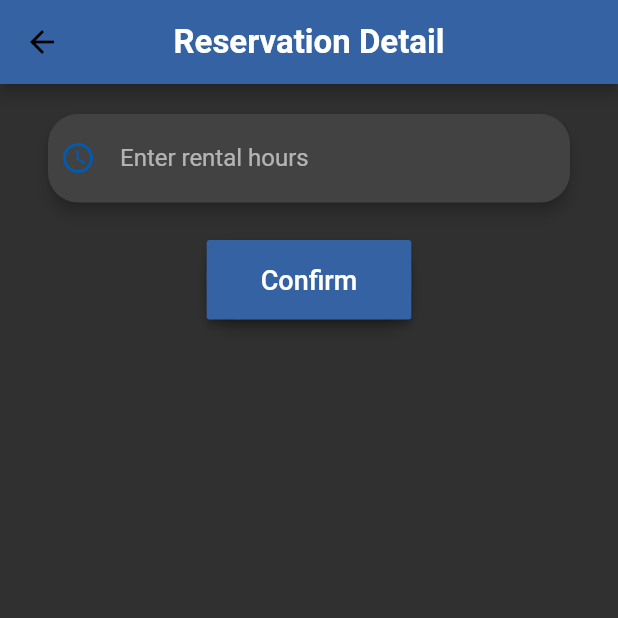
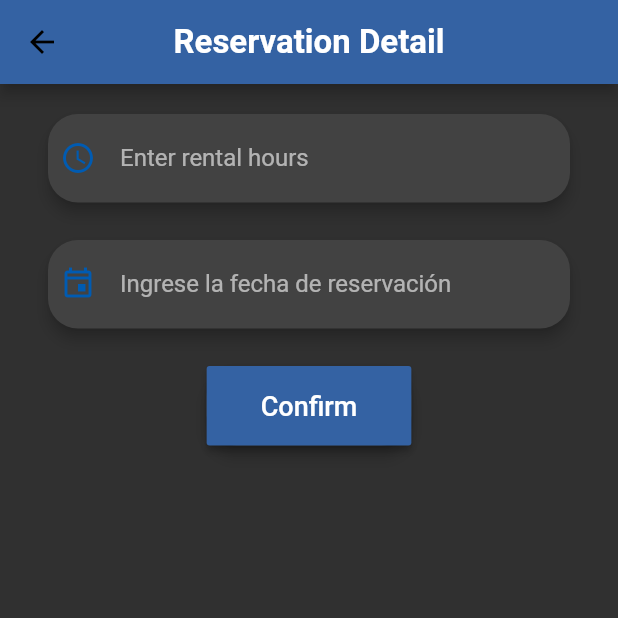
Before and after one commit to rvpichucho/ECUAVENTURE, a Flutter app: the DetailsReservationPage screen opened directly, on a phone screen of 412 x 824 dp, the top half of it. Run offline on Flutter 3.47's test engine with Material 2 defaults, Android fonts, the phone set to English and light mode, and no system bars; our stand-ins replace cloud_firestore, firebase_core, flutter_screenutil, image_picker, shared_preferences; missing offline and left inert: cloudinary_public; accounts and stored records are empty; generated files the repository leaves out were written again.

Commit message:
reservacion fecha

```diff
--- a/lib/src/models/reservation_model.dart
+++ b/lib/src/models/reservation_model.dart
@@ -14,21 +14,25 @@ class Reservation {
     this.idreservation,
     this.hour,
     this.total,
+    this.fecha,
   });
 
   String? idreservation;
   String? hour;
   String? total;
+  String? fecha;
 
   factory Reservation.fromJson(Map<String, dynamic> json) => Reservation(
         idreservation: json["idreservation"],
         hour: json["hour"],
         total: json["total"],
+        fecha: json["fecha"],
       );
 
   Map<String, dynamic> toJson() => {
         "idreservation": idreservation,
         "hour": hour,
         "total": total,
+        "fecha": fecha,
       };
 }
--- a/lib/src/widgets/Card/sincronizacion_prueba.dart
+++ b/lib/src/widgets/Card/sincronizacion_prueba.dart
@@ -24,7 +24,7 @@ class _MantenimientosFirebaseListState
         if (snapshot.hasError) {
           return const Center(
             child:
-                SizedBox(child: Text('Error al consultar los mantenimientos.')),
+                SizedBox(child: Text('Error al consultar los reservaciones.')),
           );
         }
 
--- a/lib/src/widgets/reservacion_widget.dart
+++ b/lib/src/widgets/reservacion_widget.dart
@@ -1,4 +1,5 @@
 import 'package:cloud_firestore/cloud_firestore.dart';
+import 'package:ecuaventure/src/models/reservation_model.dart';
 import 'package:ecuaventure/src/pages/reservation_page.dart';
 import 'package:flutter/material.dart';
 import 'package:ecuaventure/src/utils/colors_constants.dart' as color_const;
@@ -16,6 +17,7 @@ class _ReservacionWidgetState extends State<ReservacionWidget> {
       FirebaseFirestore.instance.collection('reservations');
 
   final hour = TextEditingController();
+  final date = TextEditingController();
   @override
   void dispose() {
     // Limpia el controlador cuando el Widget se descarte
@@ -54,6 +56,30 @@ class _ReservacionWidgetState extends State<ReservacionWidget> {
               ),
             ),
             const SizedBox(height: 25.0),
+            Card(
+              shape: const RoundedRectangleBorder(
+                  borderRadius: BorderRadius.all(Radius.circular(20.0))),
+              margin: const EdgeInsets.only(left: 12, right: 12),
+              elevation: 4,
+              child: Column(
+                children: [
+                  Padding(
+                    padding: const EdgeInsets.only(left: 8),
+                    child: TextFormField(
+                      keyboardType: TextInputType.datetime,
+                      decoration: InputDecoration(
+                        border: InputBorder.none,
+                        icon: Icon(Icons.insert_invitation_outlined,
+                            color: Theme.of(context).primaryColorDark),
+                        labelText: 'Ingrese la fecha de reservación',
+                      ),
+                      controller: date,
+                    ),
+                  ),
+                ],
+              ),
+            ),
+            const SizedBox(height: 25.0),
             Container(
               alignment: AlignmentDirectional.center,
               child: Card(
@@ -72,8 +98,9 @@ class _ReservacionWidgetState extends State<ReservacionWidget> {
                     ),
                   ),
                   onPressed: () {
-                    _confirmar(context, hour.text);
+                    _confirmar(context, hour.text, date.text);
                     hour.clear();
+                    date.clear();
                   },
                 ),
               ),
@@ -84,13 +111,17 @@ class _ReservacionWidgetState extends State<ReservacionWidget> {
     );
   }
 
-  _confirmar(BuildContext context, String hora) {
+  _confirmar(BuildContext context, String hora, String fecha) {
     var num = int.parse(hora) * 3;
     String num1 = num.toString();
     Widget okButton = TextButton(
       child: const Text("Guardar"),
       onPressed: () {
-        derailsReservation.add({'hour': hora, 'total': num1});
+        derailsReservation.add({
+          'hour': hora,
+          'total': num1,
+          'fecha': fecha,
+        });
         Navigator.of(context).pop();
         Navigator.push(context,
             MaterialPageRoute(builder: (context) => const ReservationPage()));
--- a/lib/src/widgets/reservation_card.dart
+++ b/lib/src/widgets/reservation_card.dart
@@ -33,6 +33,10 @@ class ReservationCard extends StatelessWidget {
                         title: const Text('Costo final'),
                         subtitle: Text(model.total.toString() + ' dólares'),
                       ),
+                      ListTile(
+                        title: const Text('Fecha'),
+                        subtitle: Text(model.fecha.toString()),
+                      ),
                     ],
                   ),
                 ),
--- a/pubspec.yaml
+++ b/pubspec.yaml
@@ -48,6 +48,7 @@ dependencies:
   firebase_core: ^1.11.0
   cloud_firestore: ^3.1.6
   flutterfire_cli: ^0.1.1+2
+  flutter_holo_date_picker: ^1.0.1+2
 
 flutter_icons:
   android: true
```
Also changed, not shown: pubspec.lock.
